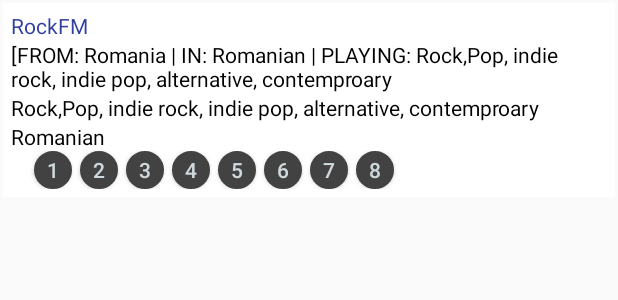
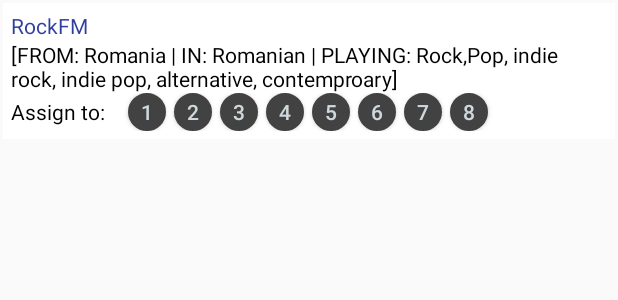
Before and after one commit to ciuc/InternetRadioClock, an Android app: the layout content_stream_list.xml on its own in the app's theme, with its tools: preview values and no code run, on a phone screen of 412 x 824 dp. Shown: the top 300 px of the screen. Run offline under Robolectric (Android 15) with nearby library versions, the phone set to English and light mode, and no system bars; network calls fail.

Commit message:
Stream finder draft 2

```diff
--- a/InternetRadioClock/src/main/res/layout/content_stream_list.xml
+++ b/InternetRadioClock/src/main/res/layout/content_stream_list.xml
@@ -26,42 +26,21 @@
         android:orientation="vertical"
         android:visibility="visible">
     <TextView
-        android:id="@+id/country"
+        android:id="@+id/radio_description"
         android:layout_width="wrap_content"
         android:layout_height="wrap_content"
-        android:text="[FROM: Romania | IN: Romanian | PLAYING: Rock,Pop, indie rock, indie pop, alternative, contemproary"
-        android:textColor="#000000"/>
-        <TextView
-            android:id="@+id/div1"
-            android:layout_width="wrap_content"
-            android:layout_height="wrap_content"
-            android:text="@string/divider"
-            android:visibility="gone"
-            android:textColor="#000000"/>
-    <TextView
-        android:id="@+id/tags"
-        android:layout_width="wrap_content"
-        android:layout_height="wrap_content"
-        android:text="Rock,Pop, indie rock, indie pop, alternative, contemproary"
-        android:textColor="#000000"/>
-        <TextView
-            android:id="@+id/div2"
-            android:layout_width="wrap_content"
-            android:layout_height="wrap_content"
-            android:text="@string/divider"
-            android:visibility="gone"
-            android:textColor="#000000"/>
-        <TextView
-        android:id="@+id/language"
-        android:layout_width="wrap_content"
-        android:layout_height="wrap_content"
-        android:text="Romanian"
+        android:text="[FROM: Romania | IN: Romanian | PLAYING: Rock,Pop, indie rock, indie pop, alternative, contemproary]"
         android:textColor="#000000"/>
     </LinearLayout>
     <LinearLayout
         android:layout_width="match_parent"
         android:layout_height="wrap_content"
         android:orientation="horizontal">
+     <TextView
+            android:layout_width="wrap_content"
+            android:layout_height="wrap_content"
+            android:text="Assign to:"
+            android:textColor="#000000"/>
     <Button
         android:id="@+id/sf_assign_button_stream1"
         style="?metaButtonBarButtonStyle"
--- a/InternetRadioClock/src/main/res/values/strings.xml
+++ b/InternetRadioClock/src/main/res/values/strings.xml
@@ -131,7 +131,9 @@
 
     <string name="title.streamFinder">InternetRadioClock: Stream Finder</string>
     <string name="streamFinder.hint">The list with radio streams is retrieved from the internet. It is maintained by community efforts and might not be 100% accurate.\n
-There are aver 15.000 radios so, this is why you need to provide at least a country and a genre as search criteria. otherwise the list would be huge.\n
+\n
+There are aver 15.000 radios so this is why you need to provide at least a country and a genre as search criteria, otherwise the list would be huge.\n
+\n
 If you want to assign a radio to a memory button, click on the button coresponding to the desired memory.
     </string>
     <string name="streamFinder.prompt.country">Choose country</string>
```
Also changed, not shown: InternetRadioClock/src/main/java/ro/antiprotv/radioclock/StreamListAdapter.java (+2 -8 lines), InternetRadioClock/src/main/res/layout/activity_main.xml (+4 -4 lines), InternetRadioClock/src/main/res/menu/main_menu.xml (+4 -4 lines).
